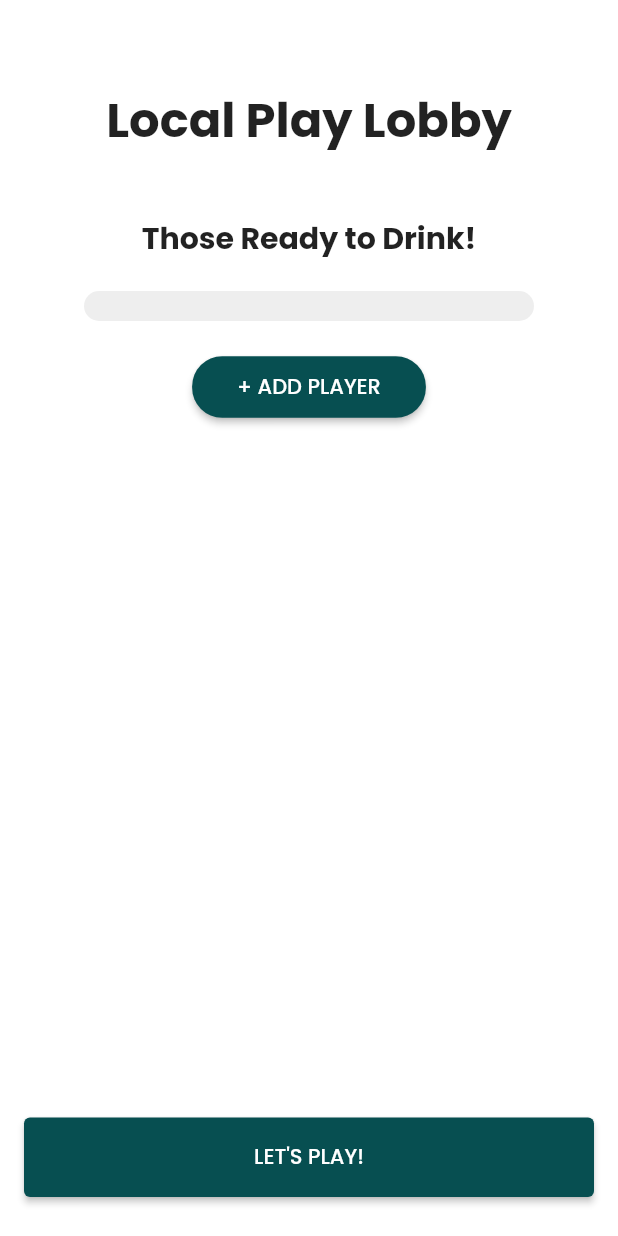
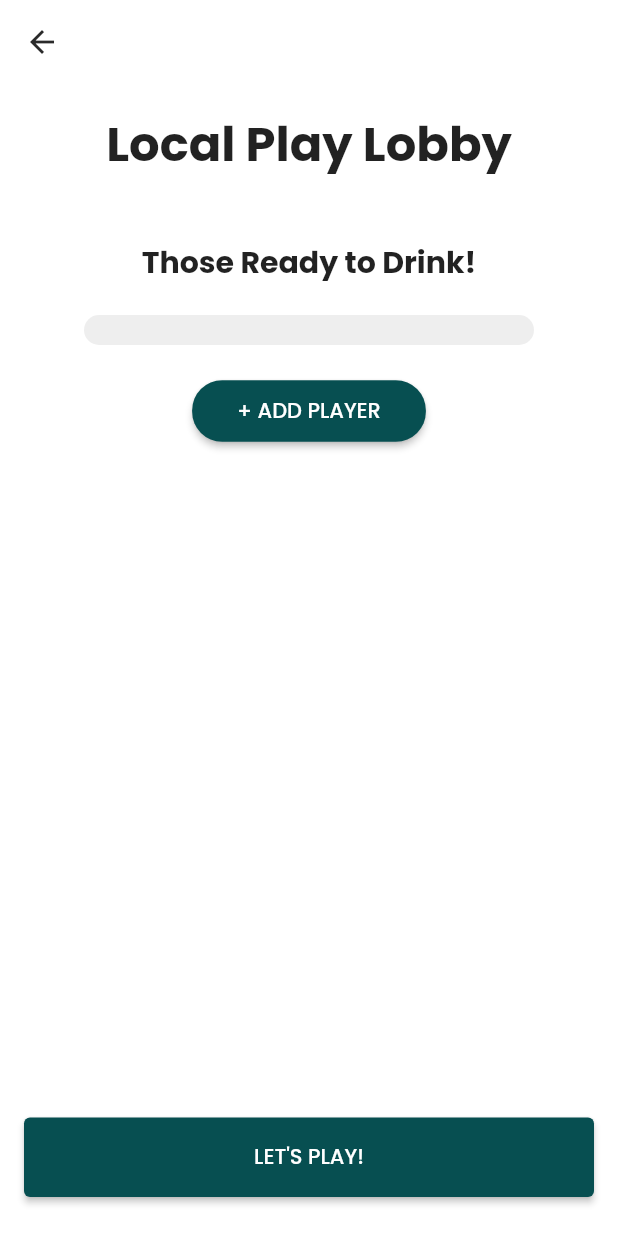
Before and after one commit to jordandadams/tipsy_trials, a Flutter app: the LocalPlayScreen screen opened directly with empty values, on a phone screen of 412 x 824 dp. Run offline on Flutter 3.47's test engine with Material 2 defaults, Android fonts, the phone set to English and light mode, and no system bars; our stand-ins replace get, google_fonts.

Commit message:
added back arrow and basic game screen

```diff
--- a/lib/views/pages/03_local_play/local_play.dart
+++ b/lib/views/pages/03_local_play/local_play.dart
@@ -1,4 +1,5 @@
 import 'package:flutter/material.dart';
+import 'package:tipsy_trials/views/pages/05_game/game.dart';
 import '../../../constants/app_images.dart';
 import '../../../constants/app_sizes.dart';
 import '../../themes/text.dart';
@@ -18,12 +19,19 @@ class LocalPlayScreen extends StatelessWidget {
     localPlayController.addUser(username);
 
     return Scaffold(
+      appBar: AppBar(
+        leading: IconButton(
+          icon: Icon(Icons.arrow_back),
+          onPressed: () => Navigator.pop(context),
+        ),
+        backgroundColor: Theme.of(context).scaffoldBackgroundColor,
+        elevation: 0,
+      ),
       body: SafeArea(
         child: Container(
           padding: EdgeInsets.all(AppSizes.defaultPadding),
           child: Column(
             children: [
-              SizedBox(height: 40),
 
               // Local Play Header Text
               Center(
@@ -131,7 +139,9 @@ class LocalPlayScreen extends StatelessWidget {
 
               // LET'S PLAY button
               ElevatedButton(
-                onPressed: () {},
+                onPressed: () {
+                  Get.to(() => GameScreen());
+                },
                 child: Text("LET'S PLAY!"),
                 style: ElevatedButton.styleFrom(
                     minimumSize: Size(double.infinity, 50)),
```
Also changed, not shown: lib/views/pages/05_game/game.dart (added, +25 -0 lines).
